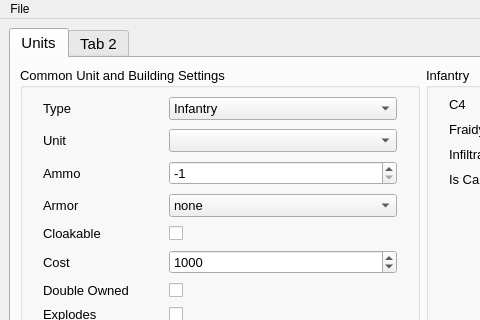
Qt form src/gui/view/core/app.ui (DavidWalshe93/Red-Alert-Remastered-Mod-Toolkit) before a commit; both pictures show x 0 to 480 and y 0 to 320 of the 920 by 897 pixel window.
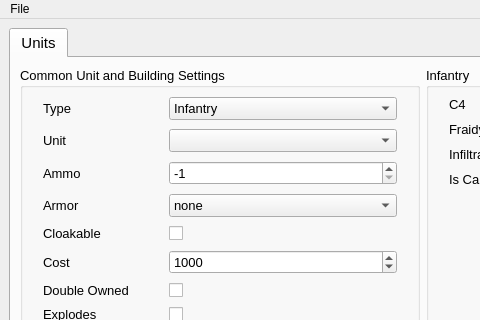
The same form after that commit. Icons and pictures are not drawn.

Patch:
```diff
--- a/src/gui/view/core/app.ui
+++ b/src/gui/view/core/app.ui
@@ -1336,11 +1336,6 @@
           </item>
          </layout>
         </widget>
-        <widget class="QWidget" name="tab_2">
-         <attribute name="title">
-          <string>Tab 2</string>
-         </attribute>
-        </widget>
        </widget>
       </item>
      </layout>
```
Left out of the diff: 150 changed lines with no effect on the pictures.
